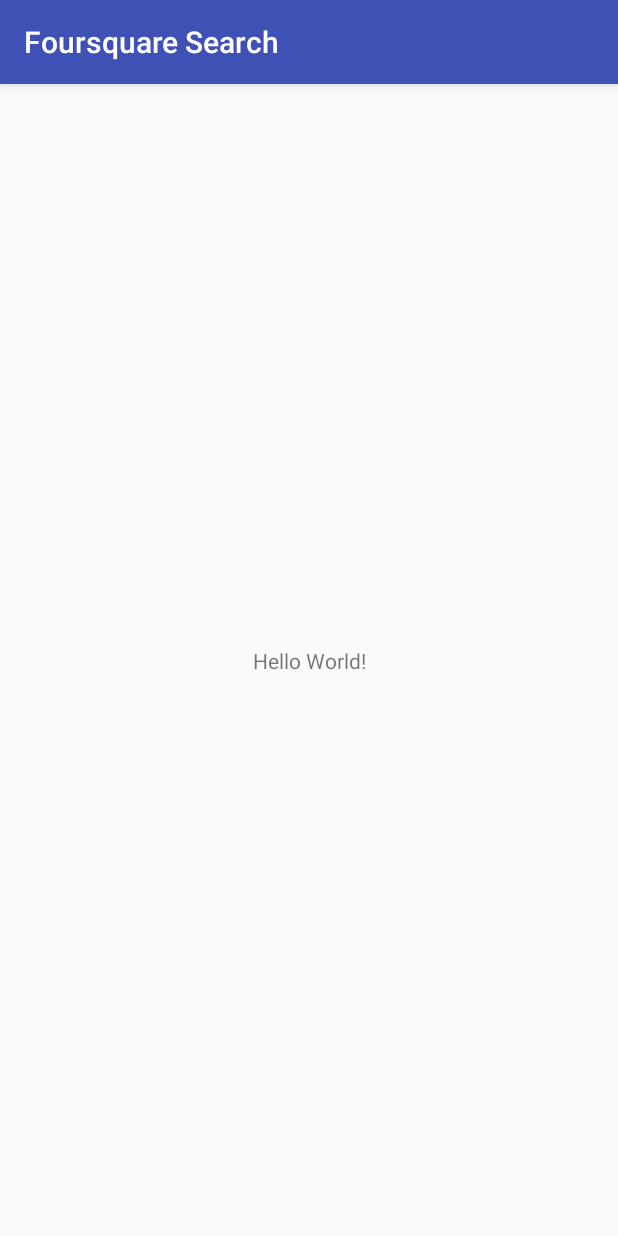
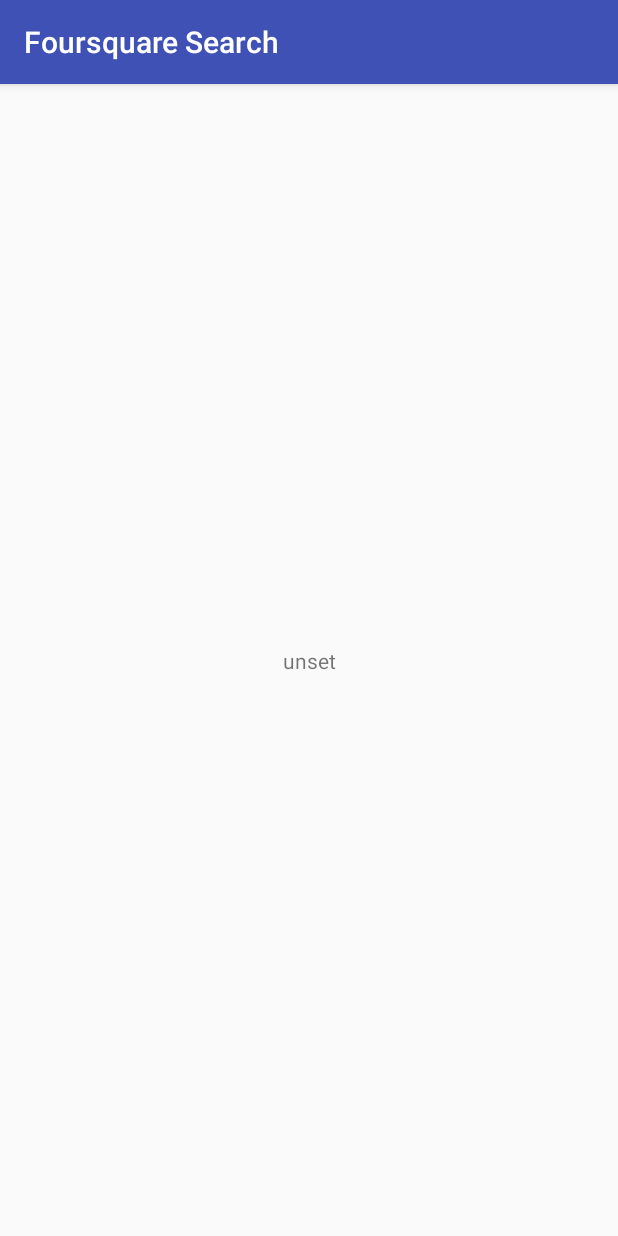
Before and after one commit to bennettandy/FourSquareSearch, an Android app: the screen it shows after launch (MainActivity), on a phone screen of 412 x 824 dp. Run offline under Robolectric (Android 15) with nearby library versions, the phone set to English and light mode, and no system bars; our stand-ins replace Dagger/Hilt's generated code, RxJava, data binding; libraries missing offline, so code that uses them is left out: com.jakewharton.retrofit2, com.ryanharter.auto; 6 statements that could not run were skipped.

Commit message:
added data bindings to ViewModel showing venue count in UI

```diff
--- a/app/build.gradle
+++ b/app/build.gradle
@@ -11,6 +11,11 @@ android {
         versionCode 1
         versionName "1.0"
         testInstrumentationRunner "android.support.test.runner.AndroidJUnitRunner"
+        buildConfigField "String", "CLIENT_ID", '"SRIMOZ5QOJW0OHFW4MYDQH2C10CVDWHEMUPK4HV2AAWAA0LI"'
+        buildConfigField "String", "CLIENT_SECRET", '"J2UUVHSC5Z3BFEJYYMOAGEFA0SAJAMMVKLXSL5TCX5GPBJTU"'
+    }
+    dataBinding {
+        enabled = true
     }
     buildTypes {
         release {
--- a/app/src/main/java/uk/co/avsoftware/foursquaresearch/MainActivity.java
+++ b/app/src/main/java/uk/co/avsoftware/foursquaresearch/MainActivity.java
@@ -1,5 +1,6 @@
 package uk.co.avsoftware.foursquaresearch;
 
+import android.databinding.DataBindingUtil;
 import android.os.Bundle;
 import android.support.v7.app.AppCompatActivity;
 import android.util.Log;
@@ -10,12 +11,10 @@ import javax.inject.Inject;
 
 import io.reactivex.Observable;
 import io.reactivex.disposables.CompositeDisposable;
-import io.reactivex.schedulers.Schedulers;
-import uk.co.avsoftware.foursquaresearch.api.FoursquareApi;
 import uk.co.avsoftware.foursquaresearch.dagger.DaggerMainActivityComponent;
 import uk.co.avsoftware.foursquaresearch.dagger.MainActivityComponent;
 import uk.co.avsoftware.foursquaresearch.dagger.RetrofitComponent;
-import uk.co.avsoftware.foursquaresearch.model.VenueAPIResponse;
+import uk.co.avsoftware.foursquaresearch.databinding.ActivityMainBinding;
 import uk.co.avsoftware.foursquaresearch.model.Venue;
 
 public class MainActivity extends AppCompatActivity {
@@ -25,7 +24,7 @@ public class MainActivity extends AppCompatActivity {
     private CompositeDisposable disposable;
 
     @Inject
-    protected FoursquareApi mApi;
+    protected MainViewModel mViewModel;
 
     @Override
     protected void onCreate(Bundle savedInstanceState) {
@@ -33,15 +32,15 @@ public class MainActivity extends AppCompatActivity {
 
         disposable = new CompositeDisposable();
 
-        setContentView(R.layout.activity_main);
-
         RetrofitComponent retrofitComponent = FoursquareApplication.getRetrofitComponent(this);
         MainActivityComponent mainComponent = DaggerMainActivityComponent.builder()
                 .retrofitComponent(retrofitComponent)
                 .build();
         mainComponent.inject(this);
 
-        Log.d(TAG, "Got api " + mApi);
+        // bind view model
+        ActivityMainBinding binding = DataBindingUtil.setContentView(this, R.layout.activity_main);
+        binding.setViewModel(mViewModel);
     }
 
     @Override
@@ -51,10 +50,15 @@ public class MainActivity extends AppCompatActivity {
     }
 
     private void callApi(){
-        // TODO: refactor and remove requirements of client id and secret from this call
-        Observable<VenueAPIResponse> observable = mApi.searchVenues("shop", getString(R.string.client_id), getString(R.string.client_secret));
+        Observable<List<Venue>> observable = mViewModel.searchVenues("shop");
+                observable.subscribe(this::handleVenueList,
+                        throwable -> Log.e(TAG, "Failed", throwable), () -> Log.d(TAG, "Completed") );
+    }
 
-        disposable.add( observable.subscribeOn(Schedulers.io()).subscribe(response -> Log.d(TAG, "Response " + response.toString()), throwable -> Log.e(TAG, "Failed", throwable), () -> Log.d(TAG, "Completed")) );
+    private void handleVenueList(List<Venue> venues){
+        Log.d(TAG, "Got " + venues.size() + " venues");
+
+        mViewModel.message.set("Got " + venues.size() + " Venues");
     }
 
     @Override
--- /dev/null
+++ b/app/src/main/java/uk/co/avsoftware/foursquaresearch/MainViewModel.java
@@ -0,0 +1,40 @@
+package uk.co.avsoftware.foursquaresearch;
+
+import android.databinding.ObservableField;
+
+import java.util.List;
+
+import io.reactivex.Observable;
+import io.reactivex.schedulers.Schedulers;
+import uk.co.avsoftware.foursquaresearch.api.FoursquareApi;
+import uk.co.avsoftware.foursquaresearch.model.Venue;
+
+/**
+ * Created by andy on 07/07/2017.
+ */
+
+public class MainViewModel {
+
+    FoursquareApi mApi;
+
+    public final ObservableField<String> message = new ObservableField<>("unset");
+
+    public MainViewModel(FoursquareApi api) {
+        this.mApi = api;
+    }
+
+    public Observable<List<Venue>> searchVenues(String searchTerm ){
+        return mApi.searchVenues("shop", BuildConfig.CLIENT_ID, BuildConfig.CLIENT_SECRET)
+                .subscribeOn(Schedulers.io())
+                .flatMap(venueAPIResponse -> {
+                    if (venueAPIResponse.response()!=null){
+                        return Observable.just(venueAPIResponse.response().venues());
+                    }
+                    else
+                    {
+                        return Observable.empty();
+                    }
+                });
+
+    }
+}
--- a/app/src/main/java/uk/co/avsoftware/foursquaresearch/dagger/MainActivityModule.java
+++ b/app/src/main/java/uk/co/avsoftware/foursquaresearch/dagger/MainActivityModule.java
@@ -3,6 +3,7 @@ package uk.co.avsoftware.foursquaresearch.dagger;
 import dagger.Module;
 import dagger.Provides;
 import retrofit2.Retrofit;
+import uk.co.avsoftware.foursquaresearch.MainViewModel;
 import uk.co.avsoftware.foursquaresearch.api.FoursquareApi;
 
 /**
@@ -17,4 +18,10 @@ public class MainActivityModule {
     FoursquareApi provideFourSquareApi( Retrofit retrofit) {
         return retrofit.create(FoursquareApi.class);
     }
+
+    @Provides
+    @ActivityScope
+    MainViewModel provideMainViewModel(FoursquareApi api){
+        return new MainViewModel(api);
+    }
 }
--- a/app/src/main/res/layout/activity_main.xml
+++ b/app/src/main/res/layout/activity_main.xml
@@ -1,6 +1,14 @@
 <?xml version="1.0" encoding="utf-8"?>
-<android.support.constraint.ConstraintLayout xmlns:android="http://schemas.android.com/apk/res/android"
-    xmlns:app="http://schemas.android.com/apk/res-auto"
+<layout xmlns:android="http://schemas.android.com/apk/res/android">
+
+    <data>
+
+        <variable
+            name="viewModel"
+            type="uk.co.avsoftware.foursquaresearch.MainViewModel" />
+    </data>
+
+    <android.support.constraint.ConstraintLayout xmlns:app="http://schemas.android.com/apk/res-auto"
         xmlns:tools="http://schemas.android.com/tools"
         android:layout_width="match_parent"
         android:layout_height="match_parent"
@@ -9,10 +17,11 @@
         <TextView
             android:layout_width="wrap_content"
             android:layout_height="wrap_content"
-        android:text="Hello World!"
+            android:text="@{viewModel.message}"
             app:layout_constraintBottom_toBottomOf="parent"
             app:layout_constraintLeft_toLeftOf="parent"
             app:layout_constraintRight_toRightOf="parent"
             app:layout_constraintTop_toTopOf="parent" />
 
     </android.support.constraint.ConstraintLayout>
+</layout>
--- a/app/src/main/res/values/strings.xml
+++ b/app/src/main/res/values/strings.xml
@@ -1,6 +1,3 @@
 <resources>
     <string name="app_name">Foursquare Search</string>
-
-    <string name="client_id" translatable="false">SRIMOZ5QOJW0OHFW4MYDQH2C10CVDWHEMUPK4HV2AAWAA0LI</string>
-    <string name="client_secret" translatable="false">J2UUVHSC5Z3BFEJYYMOAGEFA0SAJAMMVKLXSL5TCX5GPBJTU</string>
 </resources>
```
Also changed, not shown: app/src/main/java/uk/co/avsoftware/foursquaresearch/ApiCredentials.java (added, +9 -0 lines). Lines whose indentation alone changed are shown as unchanged.
